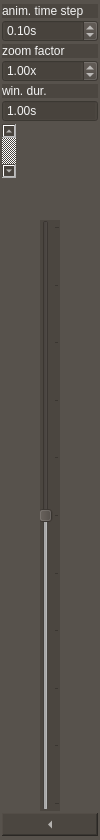
First picture: the form in src/pyphoplacecellanalysis/GUI/Qt/ZoomAndNavigationSidebarControls/Spike3DRasterLeftSidebarControlBarBase.ui, repository CommanderPho/pyPhoPlaceCellAnalysis, before the edit.
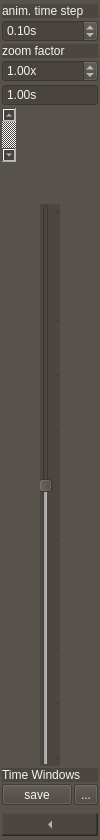
Second picture: the form after the edit. Icons and pictures are not drawn. Custom widgets are drawn as their Qt base class.

Patch:
```diff
--- a/src/pyphoplacecellanalysis/GUI/Qt/ZoomAndNavigationSidebarControls/Spike3DRasterLeftSidebarControlBarBase.ui
+++ b/src/pyphoplacecellanalysis/GUI/Qt/ZoomAndNavigationSidebarControls/Spike3DRasterLeftSidebarControlBarBase.ui
@@ -52,7 +52,7 @@
     <number>0</number>
    </property>
    <item>
-    <layout class="QVBoxLayout" name="verticalLayout" stretch="0,0,0,0,0,0,0,0,1,0">
+    <layout class="QVBoxLayout" name="verticalLayout" stretch="0,0,0,0,0,0,0,1,0,0,0">
      <property name="leftMargin">
       <number>2</number>
      </property>
@@ -111,13 +111,6 @@
        </property>
       </widget>
      </item>
-     <item>
-      <widget class="QLabel" name="label_6">
-       <property name="text">
-        <string>win. dur.</string>
-       </property>
-      </widget>
-     </item>
      <item>
       <widget class="SpinBox" name="spinRenderWindowDuration">
        <property name="readOnly">
@@ -203,6 +196,75 @@
        </property>
       </widget>
      </item>
+     <item>
+      <widget class="QLabel" name="label_6">
+       <property name="text">
+        <string>Time Windows</string>
+       </property>
+      </widget>
+     </item>
+     <item>
+      <layout class="QHBoxLayout" name="horizontalLayout">
+       <property name="bottomMargin">
+        <number>6</number>
+       </property>
+       <item>
+        <widget class="QToolButton" name="btnCaptureCurrentTimeWindow">
+         <property name="sizePolicy">
+          <sizepolicy hsizetype="Expanding" vsizetype="Fixed">
+           <horstretch>0</horstretch>
+           <verstretch>0</verstretch>
+          </sizepolicy>
+         </property>
+         <property name="toolTip">
+          <string>Collapse Sidebar</string>
+         </property>
+         <property name="text">
+          <string>save</string>
+         </property>
+         <property name="icon">
+          <iconset resource="../../../Resources/RemoteIcons.qrc">
+           <normaloff>:/Icons/silx/svg/Icons/silx/svg/document-save.svg</normaloff>:/Icons/silx/svg/Icons/silx/svg/document-save.svg</iconset>
+         </property>
+         <property name="iconSize">
+          <size>
+           <width>32</width>
+           <height>32</height>
+          </size>
+         </property>
+         <property name="checked">
+          <bool>false</bool>
+         </property>
+         <property name="toolButtonStyle">
+          <enum>Qt::ToolButtonTextBesideIcon</enum>
+         </property>
+         <property name="autoRaise">
+          <bool>false</bool>
+         </property>
+         <property name="arrowType">
+          <enum>Qt::NoArrow</enum>
+         </property>
+        </widget>
+       </item>
+       <item>
+        <widget class="QToolButton" name="btnRestoreLastTimeWindow">
+         <property name="text">
+          <string>...</string>
+         </property>
+         <property name="icon">
+          <iconset resource="../../../Resources/RemoteIcons.qrc">
+           <normaloff>:/Icons/silx/svg/Icons/silx/svg/plot-roi-between.svg</normaloff>:/Icons/silx/svg/Icons/silx/svg/plot-roi-between.svg</iconset>
+         </property>
+         <property name="iconSize">
+          <size>
+           <width>32</width>
+           <height>32</height>
+          </size>
+         </property>
+        </widget>
+       </item>
+      </layout>
+     </item>
      <item>
       <widget class="QToolButton" name="btnToggleCollapseExpand">
        <property name="sizePolicy">
```
Left out of the diff: 6 changed lines with no effect on the pictures.
